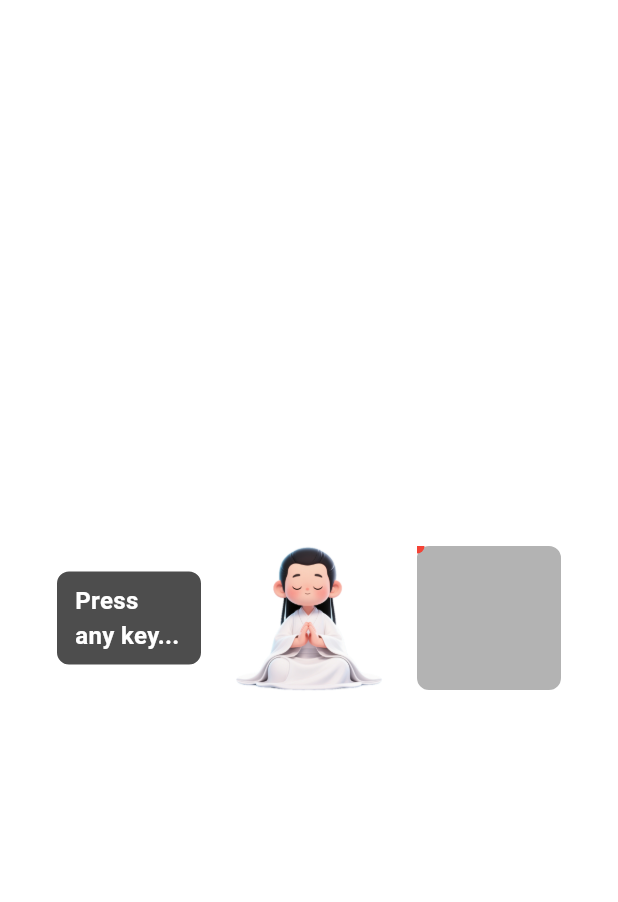
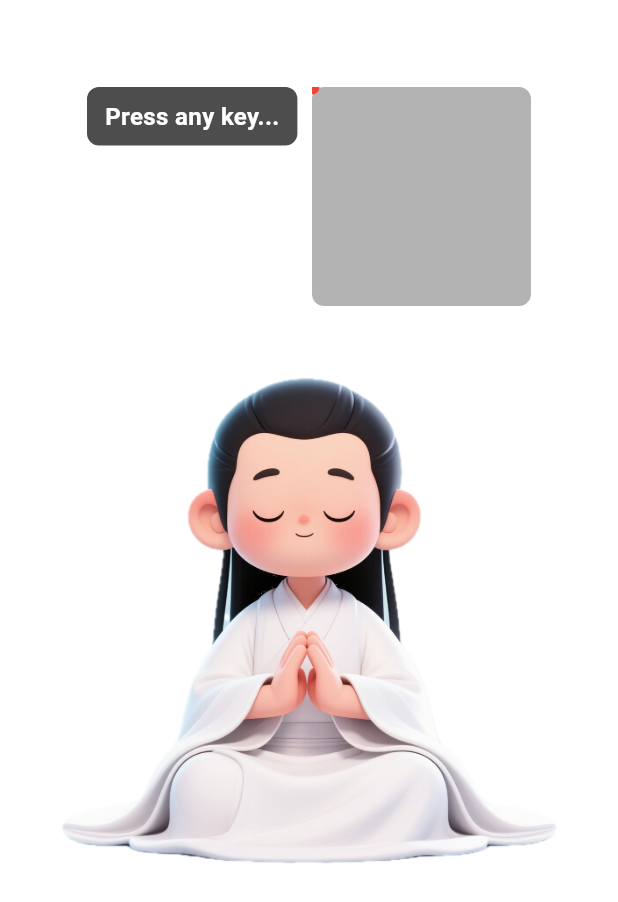
Before and after one commit to lichen63/cyber-cultivation, a Flutter app: the screen it shows after launch, on a phone screen of 412 x 824 dp. Shown: the top 902 px of the screen. Run offline on Flutter 3.47's test engine with Material 3 defaults, Android fonts, the phone set to English and light mode, and no system bars; missing offline and left inert: window_manager; statements that could not run were skipped.

Commit message:
feat: optimize monitor labels

```diff
--- a/lib/main.dart
+++ b/lib/main.dart
@@ -164,11 +164,19 @@ class _MyHomePageState extends State<MyHomePage> {
               mainAxisAlignment: MainAxisAlignment.start,
               children: [
                 Expanded(
-                  child: Row(
+                  child: Stack(
                     children: [
-                      // Keyboard label on the left
-                      Expanded(
-                        child: Center(
+                      // Character image centered and larger
+                      Center(
+                        child: Image.asset(
+                          'assets/images/character.png',
+                          fit: BoxFit.contain,
+                        ),
+                      ),
+                      // Keyboard label overlaid on top-left
+                      Positioned(
+                        top: 20,
+                        left: 20,
                         child: Container(
                           padding: const EdgeInsets.symmetric(
                             horizontal: 12,
@@ -189,19 +197,12 @@ class _MyHomePageState extends State<MyHomePage> {
                           ),
                         ),
                       ),
-                      ),
-                      const SizedBox(width: 20),
-                      // Character image in the middle
-                      Expanded(
-                        child: Center(
-                          child: Image.asset('assets/images/character.png'),
-                        ),
-                      ),
-                      const SizedBox(width: 20),
-                      // Screen visualization on the right
-                      Expanded(
-                        child: AspectRatio(
-                          aspectRatio: 1.0,
+                      // Mouse visualization overlaid on top-right
+                      Positioned(
+                        top: 20,
+                        right: 20,
+                        width: 150,
+                        height: 150,
                         child: Container(
                           decoration: BoxDecoration(
                             border: Border.all(color: Colors.white, width: 2),
@@ -223,8 +224,7 @@ class _MyHomePageState extends State<MyHomePage> {
                                   // Red dot representing mouse position
                                   Positioned(
                                     left:
-                                          dotX.clamp(0, constraints.maxWidth) -
-                                          5,
+                                        dotX.clamp(0, constraints.maxWidth) - 5,
                                     top:
                                         dotY.clamp(0, constraints.maxHeight) -
                                         5,
@@ -243,7 +243,6 @@ class _MyHomePageState extends State<MyHomePage> {
                           ),
                         ),
                       ),
-                      ),
                     ],
                   ),
                 ),
```
Also changed, not shown: 1 other file. Lines whose indentation alone changed are shown as unchanged.
